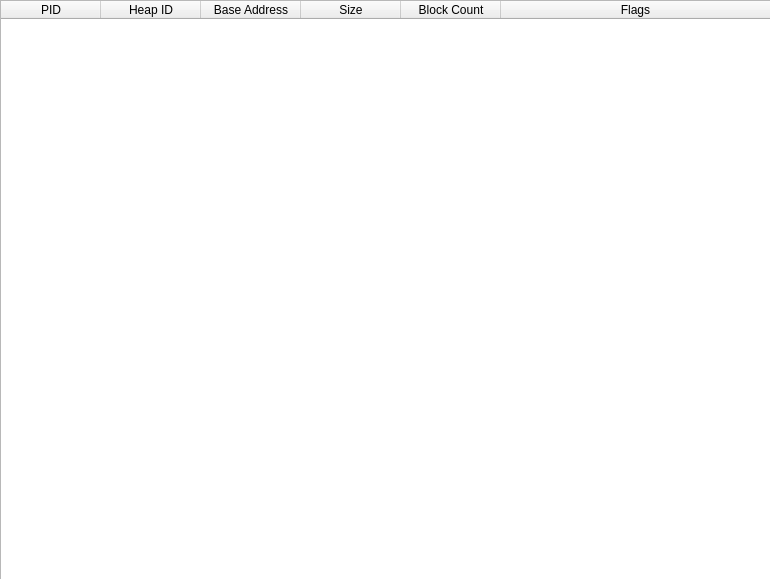
zer0fl4g/Nanomite, file qtNanomite/qtDLGHeapView.ui: the form before one commit.
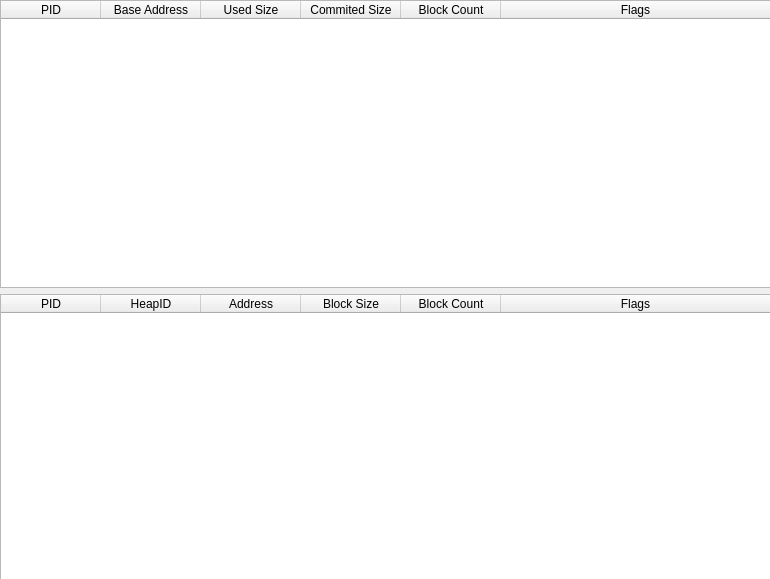
The form after the commit. Icons and pictures are not drawn.

Commit message: - added builds - added new view on heap dlg - little tweaking on PEView

Patch:
```diff
--- a/qtNanomite/qtDLGHeapView.ui
+++ b/qtNanomite/qtDLGHeapView.ui
@@ -61,11 +61,6 @@
         <string>PID</string>
        </property>
       </column>
-      <column>
-       <property name="text">
-        <string>Heap ID</string>
-       </property>
-      </column>
       <column>
        <property name="text">
         <string>Base Address</string>
@@ -73,7 +68,67 @@
       </column>
       <column>
        <property name="text">
-        <string>Size</string>
+        <string>Used Size</string>
+       </property>
+      </column>
+      <column>
+       <property name="text">
+        <string>Commited Size</string>
+       </property>
+      </column>
+      <column>
+       <property name="text">
+        <string>Block Count</string>
+       </property>
+      </column>
+      <column>
+       <property name="text">
+        <string>Flags</string>
+       </property>
+      </column>
+     </widget>
+    </item>
+    <item>
+     <widget class="QTableWidget" name="tblHeapBlocks">
+      <property name="contextMenuPolicy">
+       <enum>Qt::CustomContextMenu</enum>
+      </property>
+      <property name="editTriggers">
+       <set>QAbstractItemView::NoEditTriggers</set>
+      </property>
+      <property name="selectionBehavior">
+       <enum>QAbstractItemView::SelectRows</enum>
+      </property>
+      <attribute name="horizontalHeaderStretchLastSection">
+       <bool>true</bool>
+      </attribute>
+      <attribute name="verticalHeaderVisible">
+       <bool>false</bool>
+      </attribute>
+      <attribute name="verticalHeaderDefaultSectionSize">
+       <number>15</number>
+      </attribute>
+      <attribute name="verticalHeaderMinimumSectionSize">
+       <number>15</number>
+      </attribute>
+      <column>
+       <property name="text">
+        <string>PID</string>
+       </property>
+      </column>
+      <column>
+       <property name="text">
+        <string>HeapID</string>
+       </property>
+      </column>
+      <column>
+       <property name="text">
+        <string>Address</string>
+       </property>
+      </column>
+      <column>
+       <property name="text">
+        <string>Block Size</string>
        </property>
       </column>
       <column>
```
The commit also changes 12 other files.
